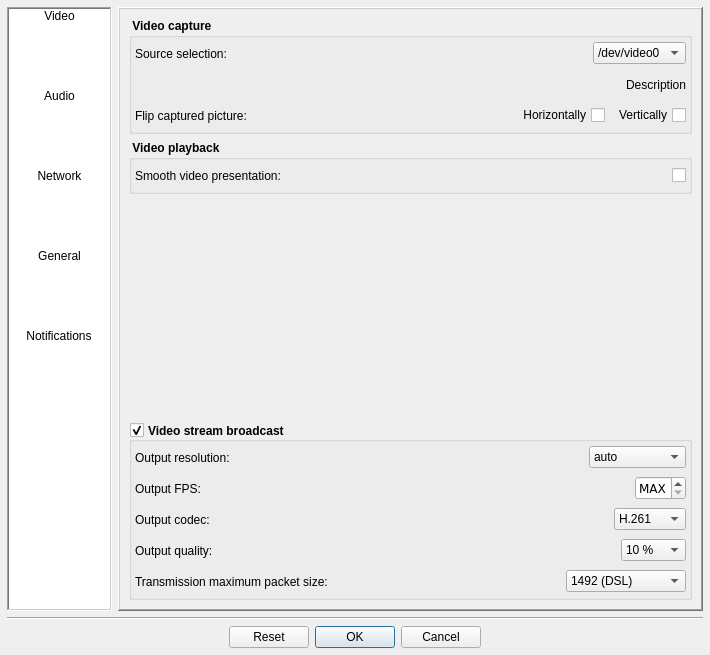
First picture: the form in Homer/forms/Dialogs/ConfigurationDialog.ui, repository Homer-Conferencing/Homer-Conferencing, before the edit.
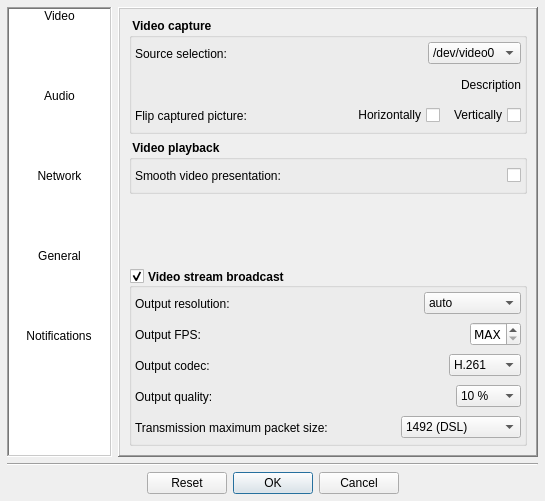
Second picture: the form after the edit. Icons and pictures are not drawn.

The edit to the form file:
```diff
--- a/Homer/forms/Dialogs/ConfigurationDialog.ui
+++ b/Homer/forms/Dialogs/ConfigurationDialog.ui
@@ -6,8 +6,8 @@
    <rect>
     <x>0</x>
     <y>0</y>
-    <width>710</width>
-    <height>655</height>
+    <width>541</width>
+    <height>498</height>
    </rect>
   </property>
   <property name="windowTitle">
```
